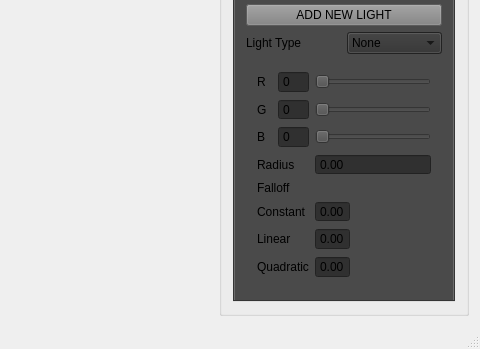
First picture: the form in SSPSolution/SSP_Editor/SSP_Editor.ui, repository Chringo/SSP, before the edit; both pictures show x 691 to 1171 and y 387 to 736 of the 1171 by 736 pixel window.
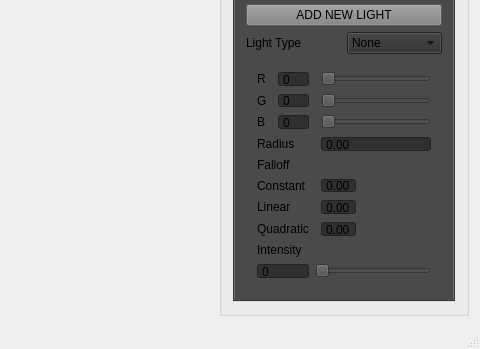
Second picture: the form after the edit. The open tabs and pages were chosen to show the change.

Commit message: UPDATE johan maed buttons

Patch:
```diff
--- a/SSPSolution/SSP_Editor/SSP_Editor.ui
+++ b/SSPSolution/SSP_Editor/SSP_Editor.ui
@@ -2413,6 +2413,16 @@
              </item>
             </widget>
            </item>
+           <item row="0" column="0" colspan="2">
+            <widget class="QPushButton" name="ADD_Light_Button">
+             <property name="styleSheet">
+              <string notr="true">background-color: rgb(129, 129, 129);</string>
+             </property>
+             <property name="text">
+              <string>ADD NEW LIGHT</string>
+             </property>
+            </widget>
+           </item>
            <item row="4" column="0" colspan="2">
             <widget class="QStackedWidget" name="LightWindows">
              <property name="currentIndex">
@@ -2421,26 +2431,30 @@
              <widget class="QWidget" name="None"/>
              <widget class="QWidget" name="Point">
               <layout class="QGridLayout" name="gridLayout_9">
-               <item row="5" column="0" colspan="2">
+               <item row="11" column="0" colspan="3">
+                <widget class="QLabel" name="label_15">
+                 <property name="text">
+                  <string>Intensity</string>
+                 </property>
+                </widget>
+               </item>
+               <item row="12" column="2" colspan="3">
+                <widget class="QSlider" name="IntensitySlider">
+                 <property name="maximum">
+                  <number>100</number>
+                 </property>
+                 <property name="orientation">
+                  <enum>Qt::Horizontal</enum>
+                 </property>
+                </widget>
+               </item>
+               <item row="6" column="0" colspan="2">
                 <widget class="QLabel" name="label_12">
                  <property name="text">
                   <string>Falloff</string>
                  </property>
                 </widget>
                </item>
-               <item row="1" column="1">
-                <widget class="QSpinBox" name="R_Colorvalue">
-                 <property name="styleSheet">
-                  <string notr="true">background-color: rgb(48, 48, 48);</string>
-                 </property>
-                 <property name="buttonSymbols">
-                  <enum>QAbstractSpinBox::NoButtons</enum>
-                 </property>
-                 <property name="maximum">
-                  <number>255</number>
-                 </property>
-                </widget>
-               </item>
                <item row="1" column="0">
                 <widget class="QLabel" name="label_8">
                  <property name="text">
@@ -2448,7 +2462,20 @@
                  </property>
                 </widget>
                </item>
-               <item row="9" column="2">
+               <item row="1" column="1">
+                <widget class="QSpinBox" name="R_Colorvalue">
+                 <property name="styleSheet">
+                  <string notr="true">background-color: rgb(48, 48, 48);</string>
+                 </property>
+                 <property name="buttonSymbols">
+                  <enum>QAbstractSpinBox::NoButtons</enum>
+                 </property>
+                 <property name="maximum">
+                  <number>255</number>
+                 </property>
+                </widget>
+               </item>
+               <item row="13" column="3">
                 <spacer name="verticalSpacer_6">
                  <property name="orientation">
                   <enum>Qt::Vertical</enum>
@@ -2488,7 +2515,7 @@
                  </property>
                 </widget>
                </item>
-               <item row="4" column="2" colspan="2">
+               <item row="4" column="3" colspan="2">
                 <widget class="QDoubleSpinBox" name="RadiusValue">
                  <property name="styleSheet">
                   <string notr="true">background-color: rgb(48, 48, 48);</string>
@@ -2498,7 +2525,7 @@
                  </property>
                 </widget>
                </item>
-               <item row="2" column="2" colspan="2">
+               <item row="2" column="3" colspan="2">
                 <widget class="QSlider" name="G_Slider">
                  <property name="maximum">
                   <number>255</number>
@@ -2511,7 +2538,7 @@
                  </property>
                 </widget>
                </item>
-               <item row="1" column="2" colspan="2">
+               <item row="1" column="3" colspan="2">
                 <widget class="QSlider" name="R_Slider">
                  <property name="maximum">
                   <number>255</number>
@@ -2524,7 +2551,7 @@
                  </property>
                 </widget>
                </item>
-               <item row="3" column="2" colspan="2">
+               <item row="3" column="3" colspan="2">
                 <widget class="QSlider" name="B_Slider">
                  <property name="maximum">
                   <number>255</number>
@@ -2537,6 +2564,13 @@
                  </property>
                 </widget>
                </item>
+               <item row="8" column="0" colspan="2">
+                <widget class="QLabel" name="label_13">
+                 <property name="text">
+                  <string>Linear</string>
+                 </property>
+                </widget>
+               </item>
                <item row="3" column="1">
                 <widget class="QSpinBox" name="B_Colorvalue">
                  <property name="styleSheet">
@@ -2550,7 +2584,7 @@
                  </property>
                 </widget>
                </item>
-               <item row="8" column="0" colspan="2">
+               <item row="9" column="0" colspan="2">
                 <widget class="QLabel" name="label_14">
                  <property name="text">
                   <string>Quadratic</string>
@@ -2558,13 +2592,6 @@
                 </widget>
                </item>
                <item row="7" column="0" colspan="2">
-                <widget class="QLabel" name="label_13">
-                 <property name="text">
-                  <string>Linear</string>
-                 </property>
-                </widget>
-               </item>
-               <item row="6" column="0" colspan="2">
                 <widget class="QLabel" name="label_7">
                  <property name="text">
                   <string>Constant</string>
@@ -2578,7 +2605,7 @@
                  </property>
                 </widget>
                </item>
-               <item row="8" column="2">
+               <item row="9" column="3">
                 <widget class="QDoubleSpinBox" name="QuadValue">
                  <property name="styleSheet">
                   <string notr="true">background-color: rgb(48, 48, 48);</string>
@@ -2594,26 +2621,7 @@
                  </property>
                 </widget>
                </item>
-               <item row="7" column="2">
-                <widget class="QDoubleSpinBox" name="LinearValue">
-                 <property name="styleSheet">
-                  <string notr="true">background-color: rgb(48, 48, 48);</string>
-                 </property>
-                 <property name="frame">
-                  <bool>true</bool>
-                 </property>
-                 <property name="buttonSymbols">
-                  <enum>QAbstractSpinBox::NoButtons</enum>
-                 </property>
-                 <property name="maximum">
-                  <double>1.000000000000000</double>
-                 </property>
-                 <property name="singleStep">
-                  <double>0.010000000000000</double>
-                 </property>
-                </widget>
-               </item>
-               <item row="6" column="2">
+               <item row="7" column="3">
                 <widget class="QDoubleSpinBox" name="ConstantValue">
                  <property name="styleSheet">
                   <string notr="true">background-color: rgb(48, 48, 48);</string>
@@ -2629,7 +2637,7 @@
                  </property>
                 </widget>
                </item>
-               <item row="6" column="3">
+               <item row="7" column="4">
                 <spacer name="horizontalSpacer">
                  <property name="orientation">
                   <enum>Qt::Horizontal</enum>
@@ -2642,20 +2650,68 @@
                  </property>
                 </spacer>
                </item>
+               <item row="8" column="3">
+                <widget class="QDoubleSpinBox" name="LinearValue">
+                 <property name="styleSheet">
+                  <string notr="true">background-color: rgb(48, 48, 48);</string>
+                 </property>
+                 <property name="frame">
+                  <bool>true</bool>
+                 </property>
+                 <property name="buttonSymbols">
+                  <enum>QAbstractSpinBox::NoButtons</enum>
+                 </property>
+                 <property name="maximum">
+                  <double>1.000000000000000</double>
+                 </property>
+                 <property name="singleStep">
+                  <double>0.010000000000000</double>
+                 </property>
+                </widget>
+               </item>
+               <item row="10" column="3">
+                <spacer name="verticalSpacer_7">
+                 <property name="orientation">
+                  <enum>Qt::Vertical</enum>
+                 </property>
+                 <property name="sizeHint" stdset="0">
+                  <size>
+                   <width>20</width>
+                   <height>40</height>
+                  </size>
+                 </property>
+                </spacer>
+               </item>
+               <item row="5" column="3">
+                <spacer name="verticalSpacer_8">
+                 <property name="orientation">
+                  <enum>Qt::Vertical</enum>
+                 </property>
+                 <property name="sizeHint" stdset="0">
+                  <size>
+                   <width>20</width>
+                   <height>40</height>
+                  </size>
+                 </property>
+                </spacer>
+               </item>
+               <item row="12" column="0" colspan="2">
+                <widget class="QSpinBox" name="IntensityValue">
+                 <property name="styleSheet">
+                  <string notr="true">background-color: rgb(48, 48, 48);</string>
+                 </property>
+                 <property name="buttonSymbols">
+                  <enum>QAbstractSpinBox::NoButtons</enum>
+                 </property>
+                 <property name="maximum">
+                  <number>100</number>
+                 </property>
+                </widget>
+               </item>
               </layout>
              </widget>
             </widget>
            </item>
-           <item row="0" column="0" colspan="2">
-            <widget class="QPushButton" name="ADD_Light_Button">
-             <property name="styleSheet">
-              <string notr="true">background-color: rgb(129, 129, 129);</string>
-             </property>
-             <property name="text">
-              <string>ADD NEW LIGHT</string>
-             </property>
-            </widget>
-           </item>
           </layout>
          </widget>
         </widget>
```
Left out of the diff: 36 changed lines with no effect on the pictures. The commit also changes 10 other files.
